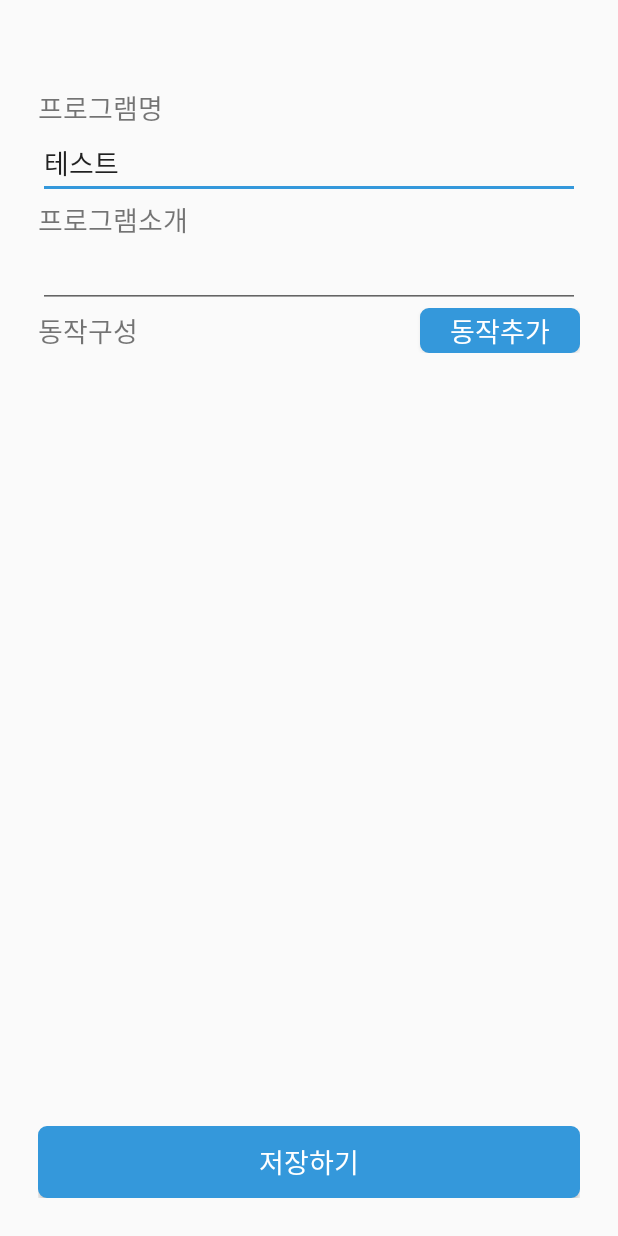
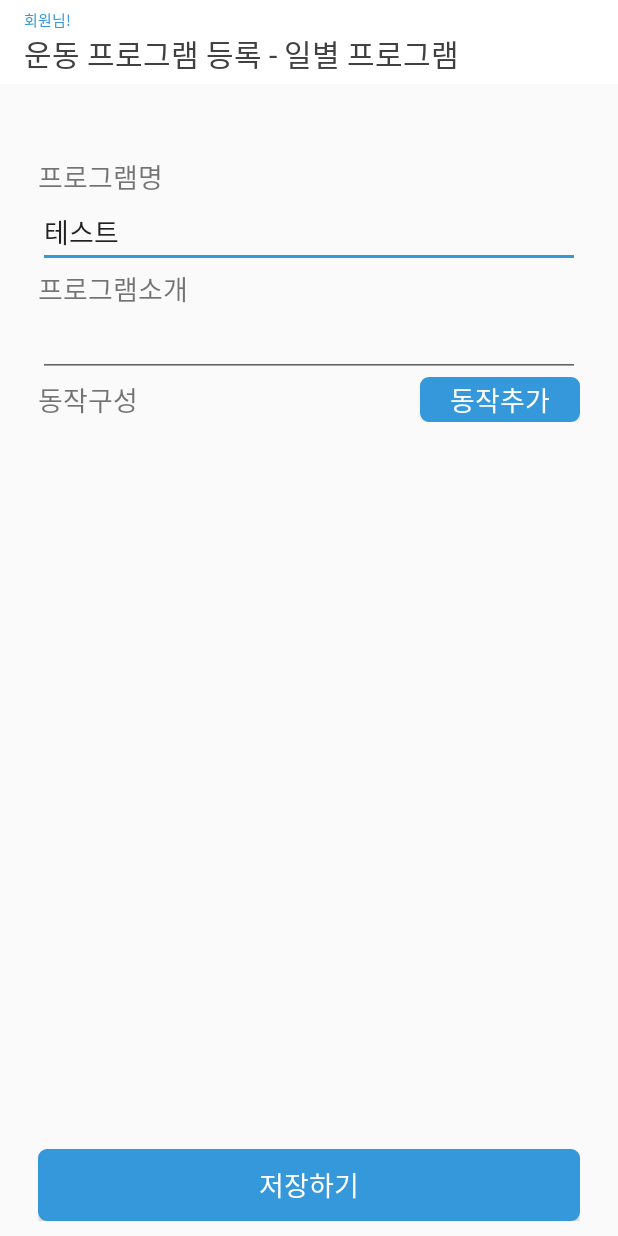
Before and after one commit to Ohrotan/AI-Fitness, an Android app: the DayExrProgramDetailRegActivity screen opened directly, with no data from a screen before it, on a phone screen of 412 x 824 dp. Run offline under Robolectric (Android 15) with nearby library versions, the phone set to English and light mode, and no system bars; our stand-ins replace Volley; network calls fail.

```diff
--- a/app/src/main/java/kr/ssu/ai_fitness/url/URLs.java
+++ b/app/src/main/java/kr/ssu/ai_fitness/url/URLs.java
@@ -31,5 +31,5 @@ public class URLs {
 
     public static final String URL_DAY_VIDEO_CREATE = ROOT_URL + "/day_video/create";
 
-    public static final String URL_VIDEO = ROOT_URL + "/video/tr_video_read";
+    public static final String URL_VIDEO = ROOT_URL + "/video/read_tr_video";
 }
--- a/app/src/main/res/layout/activity_day_exr_program_detail_reg.xml
+++ b/app/src/main/res/layout/activity_day_exr_program_detail_reg.xml
@@ -5,8 +5,30 @@
     android:layout_width="match_parent"
     android:layout_height="match_parent"
     android:orientation="vertical"
-    android:padding="25dp"
     tools:context=".DayExrProgramDetailRegActivity">
+
+    <androidx.appcompat.widget.Toolbar
+        android:id="@+id/toolbar"
+        android:layout_width="match_parent"
+        android:layout_height="?attr/actionBarSize"
+        android:background="@color/white"
+        app:subtitle="운동 프로그램 등록 - 일별 프로그램"
+        app:subtitleTextAppearance="@style/ToolbarSubTitleText"
+        app:title="회원님!"
+        app:titleTextAppearance="@style/ToolbarTitleText"
+        tools:ignore="MissingConstraints">
+    </androidx.appcompat.widget.Toolbar>
+
+    <LinearLayout xmlns:android="http://schemas.android.com/apk/res/android"
+        xmlns:app="http://schemas.android.com/apk/res-auto"
+        xmlns:tools="http://schemas.android.com/tools"
+        android:layout_width="match_parent"
+        android:layout_height="match_parent"
+        android:orientation="vertical"
+        android:paddingLeft="25dp"
+        android:paddingTop="5dp"
+        android:paddingBottom="10dp"
+        android:paddingRight="25dp">
 
         <TextView
             android:id="@+id/exr_program_title_tv"
@@ -14,7 +36,8 @@
             android:layout_height="wrap_content"
             android:text="미친 다이어트 7일 프로그램"
             android:textSize="24sp"
-        android:textStyle="bold" />
+            android:textStyle="bold"
+            android:layout_marginBottom="10dp"/>
 
         <TextView
             android:id="@+id/textView26"
@@ -82,10 +105,11 @@
             android:id="@+id/day_exr_save_btn"
             android:layout_width="match_parent"
             android:layout_height="wrap_content"
+            android:layout_marginTop="10dp"
             android:background="@drawable/button_background1"
             android:text="저장하기"
             android:textColor="#FFFFFF"
-        android:textSize="18sp"
-        android:layout_marginTop="10dp"/>
+            android:textSize="18sp" />
 
     </LinearLayout>
+</LinearLayout>
```
Also changed, not shown: app/src/main/java/kr/ssu/ai_fitness/DayExrProgramDetailRegActivity.java (+10 -3 lines), app/src/main/java/kr/ssu/ai_fitness/adapter/DayVideoRegAdapter.java (+6 -2 lines), app/src/main/java/kr/ssu/ai_fitness/dto/DayProgramVideo.java (+10 -6 lines), app/src/main/java/kr/ssu/ai_fitness/dto/TrainerVideo.java (+21 -2 lines), app/src/main/res/layout/activity_admin_video_manage.xml (+11 -0 lines), app/src/main/res/layout/activity_day_exr_program_reg.xml (+25 -1 lines), app/src/main/res/layout/activity_exr_program_reg.xml (+22 -11 lines), app/src/main/res/layout/activity_trainer_video_list.xml (+16 -11 lines), app/src/main/res/layout/activity_trainer_video_reg.xml (+16 -2 lines). Lines whose indentation alone changed are shown as unchanged.
